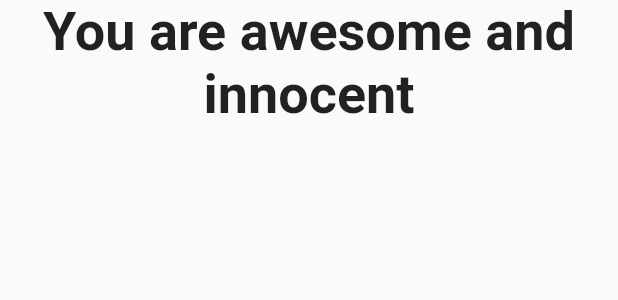
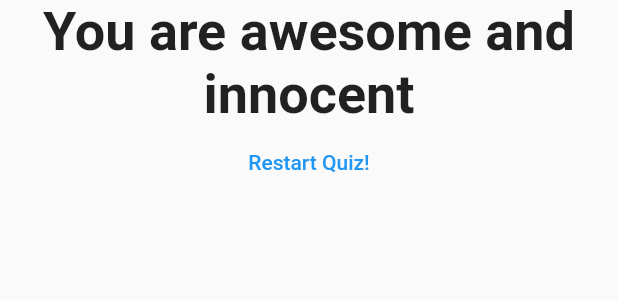
Before and after one commit to donheshanthaka/Flutter-Quiz-App, a Flutter app: the Result widget shown alone on an empty page, opened directly with empty values, on a phone screen of 412 x 824 dp. Shown: the top 300 px of the screen. Run offline on Flutter 3.47's test engine with Material 2 defaults, Android fonts, the phone set to English and light mode, and no system bars.

Commit message:
Implementation of reset button

```diff
--- a/lib/result.dart
+++ b/lib/result.dart
@@ -2,12 +2,13 @@ import 'package:flutter/material.dart';
 
 class Result extends StatelessWidget {
   final int resultScore;
+  final Function resetHandler;
 
-  Result(this.resultScore);
+  Result(this.resultScore, this.resetHandler);
 
   String get ResultPhase {
     var resultText = 'You did it!';
-    if (resultScore <= 8){
+    if (resultScore <= 8) {
       resultText = 'You are awesome and innocent';
     } else if (resultScore <= 12) {
       resultText = 'Pretty likeable';
@@ -29,6 +30,11 @@ class Result extends StatelessWidget {
             style: TextStyle(fontSize: 36, fontWeight: FontWeight.bold),
             textAlign: TextAlign.center,
           ),
+          FlatButton(
+            onPressed: resetHandler,
+            child: Text('Restart Quiz!'),
+            textColor: Colors.blue,
+          ),
         ],
       ),
     );
```
Also changed, not shown: lib/main.dart (+9 -1 lines).
